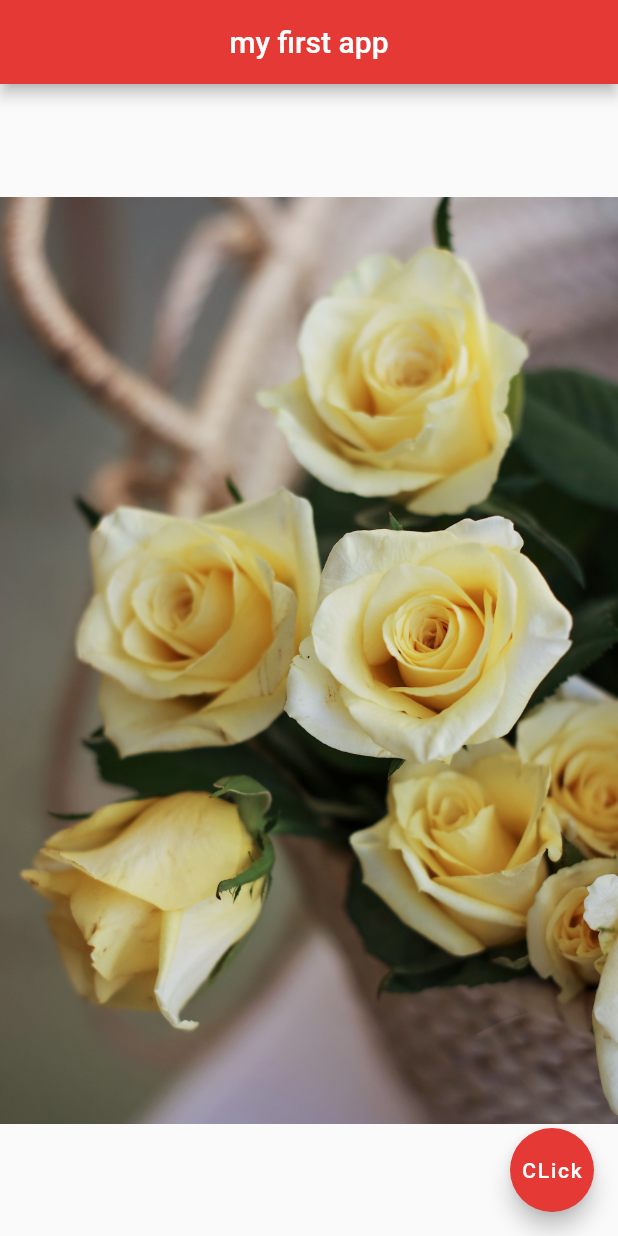
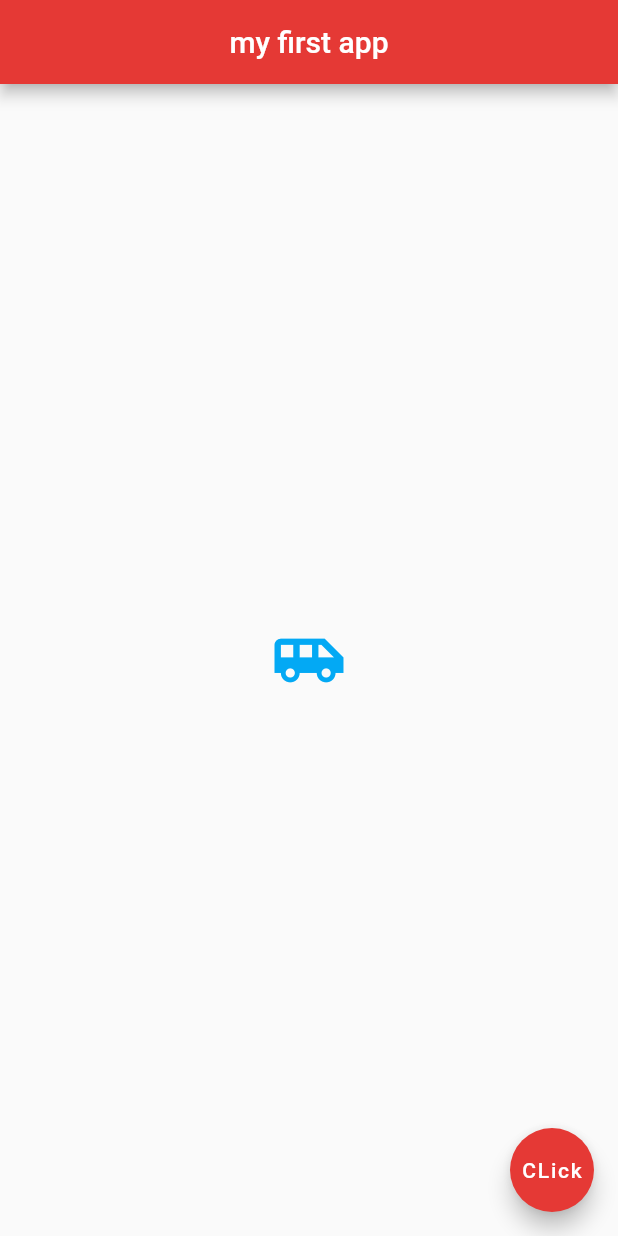
Before and after one commit to mahdibouaziz/flutter_ninja, a Flutter app: the screen it shows after launch, on a phone screen of 412 x 824 dp. Run offline on Flutter 3.47's test engine with Material 2 defaults, Android fonts, the phone set to English and light mode, and no system bars.

Commit message:
added icons

```diff
--- a/lib/main.dart
+++ b/lib/main.dart
@@ -16,9 +16,11 @@ class Home extends StatelessWidget {
         backgroundColor: Colors.red[600],
       ),
       body: const Center(
-          child: Image(
-            image: AssetImage('assets/pic2.jpg'),)
-          ),
+          child: Icon(
+            Icons.airport_shuttle,
+            color: Colors.lightBlue,
+            size: 50,
+          )),
       floatingActionButton: FloatingActionButton(
         onPressed: () {},
         child: const Text('CLick'),
```
